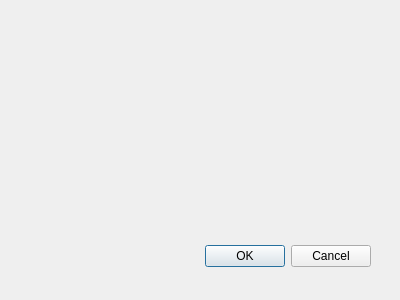
Above: dialog/todoitemediter.ui from y0under/y0_todo before the change. Below: the same form after it.
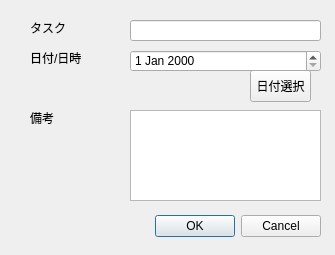
That is the form after the change.

Commit message: update: able to set date for new and edit item and addition dialog for calender

What changed in the file:
```diff
--- a/dialog/todoitemediter.ui
+++ b/dialog/todoitemediter.ui
@@ -6,8 +6,8 @@
    <rect>
     <x>0</x>
     <y>0</y>
-    <width>400</width>
-    <height>300</height>
+    <width>335</width>
+    <height>255</height>
    </rect>
   </property>
   <property name="windowTitle">
@@ -16,9 +16,9 @@
   <widget class="QDialogButtonBox" name="buttonBox">
    <property name="geometry">
     <rect>
-     <x>30</x>
-     <y>240</y>
-     <width>341</width>
+     <x>90</x>
+     <y>210</y>
+     <width>231</width>
      <height>32</height>
     </rect>
    </property>
@@ -29,6 +29,88 @@
     <set>QDialogButtonBox::Cancel|QDialogButtonBox::Ok</set>
    </property>
   </widget>
+  <widget class="QLineEdit" name="task_edit">
+   <property name="geometry">
+    <rect>
+     <x>130</x>
+     <y>20</y>
+     <width>191</width>
+     <height>21</height>
+    </rect>
+   </property>
+  </widget>
+  <widget class="QTextEdit" name="task_remarks_edit">
+   <property name="geometry">
+    <rect>
+     <x>130</x>
+     <y>110</y>
+     <width>191</width>
+     <height>91</height>
+    </rect>
+   </property>
+  </widget>
+  <widget class="QLabel" name="task_name_label">
+   <property name="geometry">
+    <rect>
+     <x>30</x>
+     <y>20</y>
+     <width>58</width>
+     <height>16</height>
+    </rect>
+   </property>
+   <property name="text">
+    <string>タスク</string>
+   </property>
+  </widget>
+  <widget class="QLabel" name="date_label">
+   <property name="geometry">
+    <rect>
+     <x>30</x>
+     <y>50</y>
+     <width>58</width>
+     <height>16</height>
+    </rect>
+   </property>
+   <property name="text">
+    <string>日付/日時</string>
+   </property>
+  </widget>
+  <widget class="QLabel" name="remarks_label">
+   <property name="geometry">
+    <rect>
+     <x>30</x>
+     <y>110</y>
+     <width>58</width>
+     <height>16</height>
+    </rect>
+   </property>
+   <property name="text">
+    <string>備考</string>
+   </property>
+  </widget>
+  <widget class="QPushButton" name="select_date_button">
+   <property name="geometry">
+    <rect>
+     <x>250</x>
+     <y>70</y>
+     <width>61</width>
+     <height>32</height>
+    </rect>
+   </property>
+   <property name="text">
+    <string>日付選択</string>
+   </property>
+  </widget>
+  <widget class="QDateEdit" name="task_date">
+   <property name="geometry">
+    <rect>
+     <x>130</x>
+     <y>50</y>
+     <width>191</width>
+     <height>22</height>
+    </rect>
+   </property>
+  </widget>
  </widget>
  <resources/>
  <connections>
```
Left out of the diff: 6 changed lines with no effect on the pictures. The commit also changes 7 other files.
